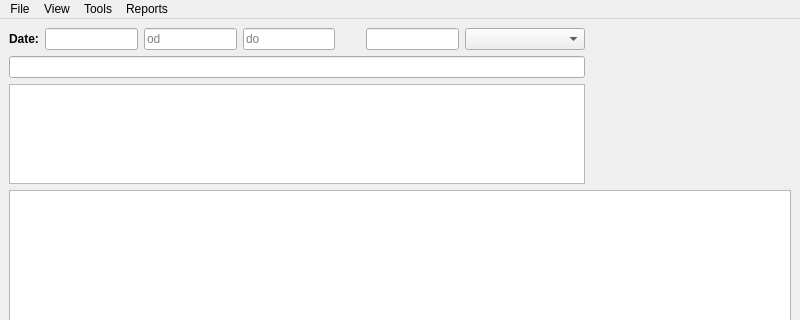
The window that mainwindow.ui (mdrska80/timesheet) describes before a commit, drawn with Qt 5; both pictures show x 0 to 800 and y 0 to 320 of the 800 by 600 pixel window.
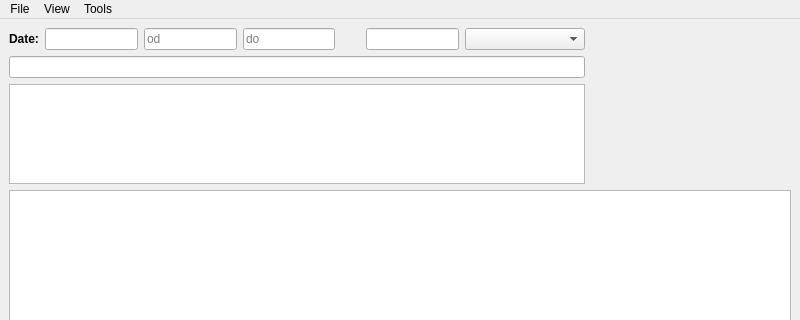
The same window after the commit. Icons and pictures are not drawn. Custom widgets are drawn as their Qt base class.

Commit message: - Removed monthly report dialog

```diff
--- a/mainwindow.ui
+++ b/mainwindow.ui
@@ -171,16 +171,9 @@
     </property>
     <addaction name="actionCreate_desktop_file"/>
    </widget>
-   <widget class="QMenu" name="menuReports">
-    <property name="title">
-     <string>Reports</string>
-    </property>
-    <addaction name="actionMonthly"/>
-   </widget>
    <addaction name="menuFile"/>
    <addaction name="menuView"/>
    <addaction name="menuTools"/>
-   <addaction name="menuReports"/>
   </widget>
   <action name="actionSmall_items">
    <property name="checkable">
```
Left out of the diff: 2 changed lines with no effect on the pictures. The commit also changes 10 other files.
